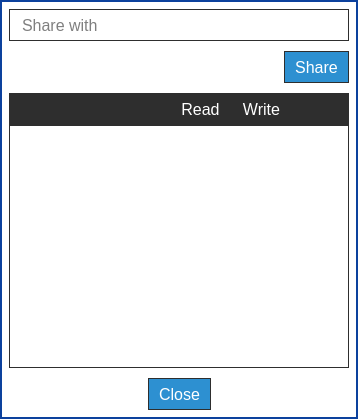
Old version of the form parsec/core/gui/forms/workspace_sharing_dialog.ui in the repository Scille/parsec-cloud.
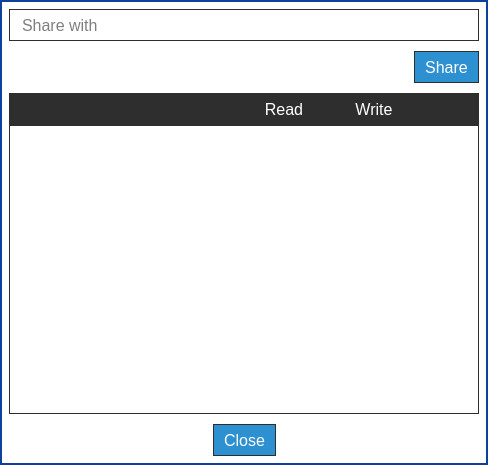
New version of the form. Icons and pictures are not drawn.

Commit message: [GUI] Fix sharing dialog display when in French

Diff of the .ui file:
```diff
--- a/parsec/core/gui/forms/workspace_sharing_dialog.ui
+++ b/parsec/core/gui/forms/workspace_sharing_dialog.ui
@@ -6,8 +6,8 @@
    <rect>
     <x>0</x>
     <y>0</y>
-    <width>358</width>
-    <height>419</height>
+    <width>488</width>
+    <height>465</height>
    </rect>
   </property>
   <property name="windowTitle">
@@ -157,6 +157,12 @@
 </string>
         </property>
         <layout class="QHBoxLayout" name="horizontalLayout_3">
+         <property name="spacing">
+          <number>0</number>
+         </property>
+         <property name="leftMargin">
+          <number>0</number>
+         </property>
          <property name="topMargin">
           <number>0</number>
          </property>
@@ -177,7 +183,7 @@
           <widget class="QLabel" name="label">
            <property name="minimumSize">
             <size>
-             <width>55</width>
+             <width>90</width>
              <height>0</height>
             </size>
            </property>
@@ -207,7 +213,7 @@
           <widget class="QLabel" name="label_2">
            <property name="minimumSize">
             <size>
-             <width>55</width>
+             <width>90</width>
              <height>0</height>
             </size>
            </property>
@@ -258,8 +264,8 @@
           <rect>
            <x>0</x>
            <y>0</y>
-           <width>340</width>
-           <height>242</height>
+           <width>470</width>
+           <height>288</height>
           </rect>
          </property>
          <property name="styleSheet">
```
The commit also changes 1 other file.
